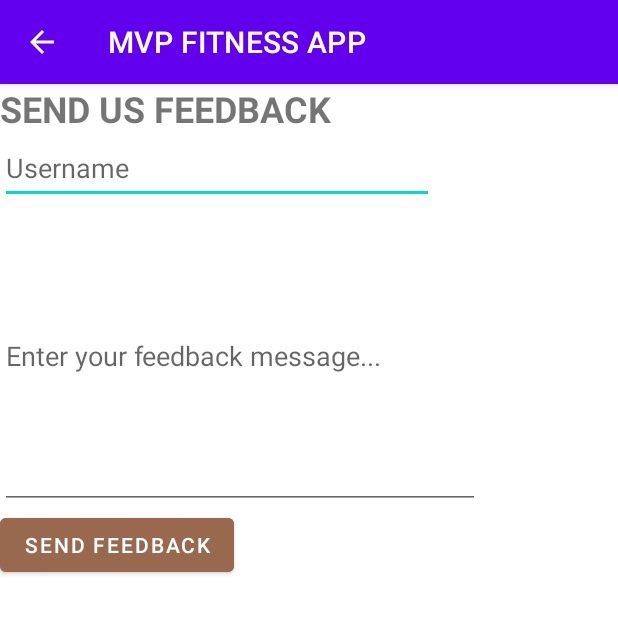
After one commit to Bhuban16/MVP-FITNESS-APP, an Android app: the Feedback screen opened directly, with no data from a screen before it, on a phone screen of 412 x 824 dp, the top half of it. The commit adds this screen. Run offline under Robolectric (Android 15) with nearby library versions, the phone set to English and light mode, and no system bars; our stand-ins replace Firebase (no records; nobody signed in at launch, a user with empty details on screens opened directly).

Commit message:
Feedback/Contact Us

```diff
--- a/app/build.gradle
+++ b/app/build.gradle
@@ -47,5 +47,6 @@ dependencies {
     implementation 'com.squareup.picasso:picasso:2.71828'
     implementation 'androidx.cardview:cardview:1.0.0'
     implementation 'com.google.firebase:firebase-auth:21.0.1'
+    implementation'com.firebase:firebase-client-android:2.5.2'
 
 }
--- /dev/null
+++ b/app/src/main/java/com/example/mvpfitnessapp/Feedback.java
@@ -0,0 +1,83 @@
+package com.example.mvpfitnessapp;
+
+import androidx.annotation.NonNull;
+import androidx.appcompat.app.AppCompatActivity;
+
+import android.content.Intent;
+import android.os.Bundle;
+import android.view.MenuItem;
+import android.view.View;
+import android.widget.Button;
+import android.widget.EditText;
+import android.widget.Toast;
+
+import com.google.android.gms.tasks.OnCompleteListener;
+import com.google.android.gms.tasks.OnFailureListener;
+import com.google.android.gms.tasks.OnSuccessListener;
+import com.google.android.gms.tasks.Task;
+import com.google.firebase.auth.FirebaseAuth;
+import com.google.firebase.database.DataSnapshot;
+import com.google.firebase.database.DatabaseError;
+import com.google.firebase.database.DatabaseReference;
+import com.google.firebase.database.FirebaseDatabase;
+import com.google.firebase.database.ValueEventListener;
+import com.google.firebase.storage.UploadTask;
+
+public class Feedback extends AppCompatActivity {
+
+    public FirebaseDatabase firebaseDatabase;
+    private FirebaseAuth firebaseAuth;
+    public EditText feedbackUsername, feedbackText;
+    public Button btnFeedback;
+
+    @Override
+    protected void onCreate(Bundle savedInstanceState) {
+        super.onCreate(savedInstanceState);
+        setContentView(R.layout.activity_feedback);
+        getSupportActionBar().setDisplayHomeAsUpEnabled(true);
+
+        feedbackUsername = (EditText) findViewById(R.id.feedbackUsername);
+        feedbackText = (EditText) findViewById(R.id.feedbackText);
+        btnFeedback = (Button) findViewById(R.id.btnFeedback);
+        firebaseDatabase = FirebaseDatabase.getInstance("https://mvp-fitness-default-rtdb.asia-southeast1.firebasedatabase.app");
+        firebaseAuth = FirebaseAuth.getInstance();
+
+        btnFeedback.setOnClickListener(new View.OnClickListener() {
+            @Override
+            public void onClick(View v) {
+
+                final DatabaseReference databaseReference = firebaseDatabase.getReference("User Feedback").child(firebaseAuth.getUid());
+
+                databaseReference.addValueEventListener(new ValueEventListener() {
+                    @Override
+                    public void onDataChange(@NonNull DataSnapshot dataSnapshot) {
+                        //String usernameInput = feedbackUsername.getText().toString();
+                        String feedbackInput = feedbackText.getText().toString();
+
+                        //DatabaseReference feedbackUsername = databaseReference.child("UserName");
+                        //databaseReference.setValue(usernameInput);
+                        DatabaseReference feedbackText = databaseReference.child("Feedback");
+                        databaseReference.setValue(feedbackInput);
+
+                        Toast.makeText(Feedback.this, "Feedback has been sent!", Toast.LENGTH_SHORT).show();
+                        finish();
+                    }
+                    @Override
+                    public void onCancelled(@NonNull DatabaseError databaseError) {
+                        Toast.makeText(Feedback.this, databaseError.getCode(), Toast.LENGTH_SHORT).show();
+                    }
+                });
+            }
+        });
+    }
+
+    @Override
+    public boolean onOptionsItemSelected(@NonNull MenuItem item) {
+
+        switch (item.getItemId()){
+            case android.R.id.home:
+                onBackPressed();
+        }
+        return super.onOptionsItemSelected(item);
+    }
+}
--- /dev/null
+++ b/app/src/main/res/layout/activity_feedback.xml
@@ -0,0 +1,61 @@
+<?xml version="1.0" encoding="utf-8"?>
+<LinearLayout xmlns:android="http://schemas.android.com/apk/res/android"
+    android:orientation="vertical"
+    xmlns:app="http://schemas.android.com/apk/res-auto"
+    xmlns:tools="http://schemas.android.com/tools"
+    android:layout_width="match_parent"
+    android:layout_height="match_parent"
+    tools:context=".Feedback">
+
+    <TextView
+        android:id="@+id/textView7"
+        android:layout_width="wrap_content"
+        android:layout_height="wrap_content"
+        android:text="SEND US FEEDBACK"
+        android:textAlignment="center"
+        android:textSize="24sp"
+        android:textStyle="bold"
+        app:layout_constraintBottom_toBottomOf="parent"
+        app:layout_constraintEnd_toEndOf="parent"
+        app:layout_constraintHorizontal_bias="0.53"
+        app:layout_constraintStart_toStartOf="parent"
+        app:layout_constraintTop_toTopOf="parent"
+        app:layout_constraintVertical_bias="0.085" />
+
+    <EditText
+        android:id="@+id/feedbackUsername"
+        android:layout_width="289dp"
+        android:layout_height="47dp"
+        android:hint="Username"
+        app:layout_constraintBottom_toBottomOf="parent"
+        app:layout_constraintEnd_toEndOf="parent"
+        app:layout_constraintStart_toStartOf="parent"
+        app:layout_constraintTop_toTopOf="parent"
+        app:layout_constraintVertical_bias="0.182" />
+
+    <EditText
+        android:id="@+id/feedbackText"
+        android:hint="Enter your feedback message..."
+        android:layout_width="320dp"
+        android:layout_height="203dp"
+        app:layout_constraintBottom_toBottomOf="parent"
+        app:layout_constraintEnd_toEndOf="parent"
+        app:layout_constraintHorizontal_bias="0.494"
+        app:layout_constraintStart_toStartOf="parent"
+        app:layout_constraintTop_toTopOf="parent"
+        app:layout_constraintVertical_bias="0.412" />
+
+    <Button
+        android:id="@+id/btnFeedback"
+        android:layout_width="wrap_content"
+        android:layout_height="wrap_content"
+        android:backgroundTint="#98694F"
+        android:text="Send Feedback"
+        android:textColor="@color/white"
+        app:layout_constraintBottom_toBottomOf="parent"
+        app:layout_constraintEnd_toEndOf="parent"
+        app:layout_constraintHorizontal_bias="0.498"
+        app:layout_constraintStart_toStartOf="parent"
+        app:layout_constraintTop_toBottomOf="@+id/feedbackText"
+        app:layout_constraintVertical_bias="0.37" />
+</LinearLayout>
--- a/app/src/main/res/layout/activity_second.xml
+++ b/app/src/main/res/layout/activity_second.xml
@@ -43,4 +43,8 @@
         app:layout_constraintStart_toStartOf="parent"
         app:layout_constraintTop_toTopOf="parent" />
 
+
+
+
+
 </androidx.constraintlayout.widget.ConstraintLayout>
```
Also changed, not shown: app/src/main/AndroidManifest.xml (+10 -5 lines), app/src/main/java/com/example/mvpfitnessapp/ContactUs.java (added, +61 -0 lines), app/src/main/java/com/example/mvpfitnessapp/SecondActivity.java (+13 -0 lines), app/src/main/res/layout/activity_contact_us.xml (added, +39 -0 lines), app/src/main/res/menu/menu.xml (+15 -1 lines).
